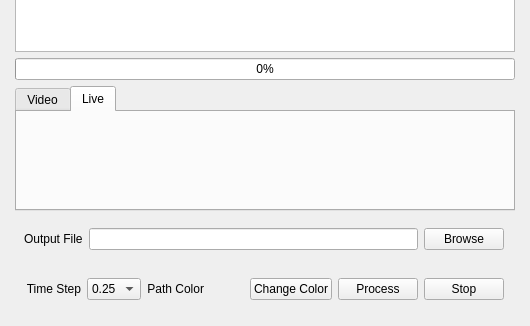
andrewzwicky/PUBGIS, file pubgis/pubgis_gui.ui: the form before one commit; both pictures show x 0 to 530 and y 463 to 789 of the 530 by 789 pixel window.
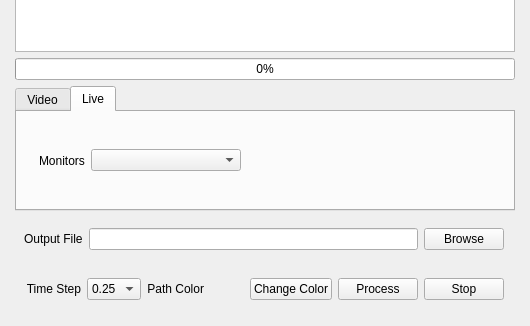
The form after the commit. The open tabs and pages were chosen to show the change.

Commit message:
Adding multi-monitor support, with a preview in the minimap preview area to make sure you're selecting the right monitor
fixes #26

Diff of the .ui file:
```diff
--- a/pubgis/pubgis_gui.ui
+++ b/pubgis/pubgis_gui.ui
@@ -156,6 +156,44 @@
        <attribute name="title">
         <string>Live</string>
        </attribute>
+       <layout class="QHBoxLayout" name="horizontalLayout">
+        <item>
+         <widget class="QWidget" name="widget_4" native="true">
+          <layout class="QHBoxLayout" name="horizontalLayout_2">
+           <item>
+            <widget class="QLabel" name="monitors_label">
+             <property name="text">
+              <string>Monitors</string>
+             </property>
+            </widget>
+           </item>
+           <item>
+            <widget class="QComboBox" name="monitor_combo">
+             <property name="minimumSize">
+              <size>
+               <width>150</width>
+               <height>0</height>
+              </size>
+             </property>
+            </widget>
+           </item>
+           <item>
+            <spacer name="horizontalSpacer">
+             <property name="orientation">
+              <enum>Qt::Horizontal</enum>
+             </property>
+             <property name="sizeHint" stdset="0">
+              <size>
+               <width>40</width>
+               <height>20</height>
+              </size>
+             </property>
+            </spacer>
+           </item>
+          </layout>
+         </widget>
+        </item>
+       </layout>
       </widget>
      </widget>
     </item>
```
Left out of the diff: 6 changed lines with no effect on the pictures. The commit also changes 2 other files.
